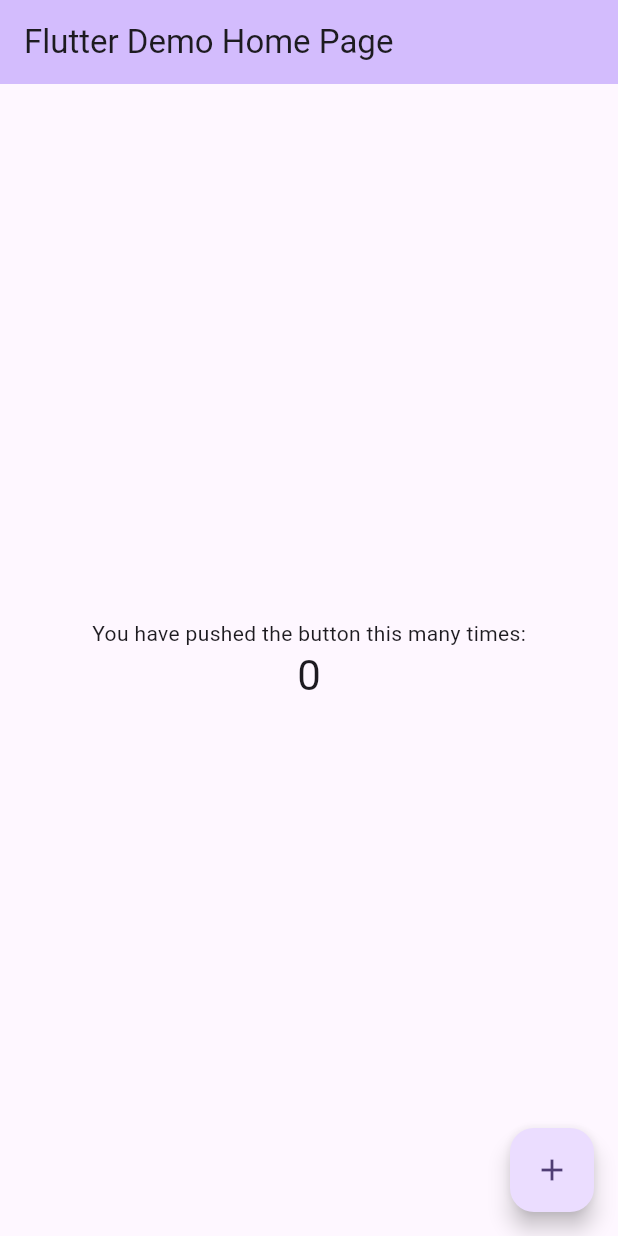
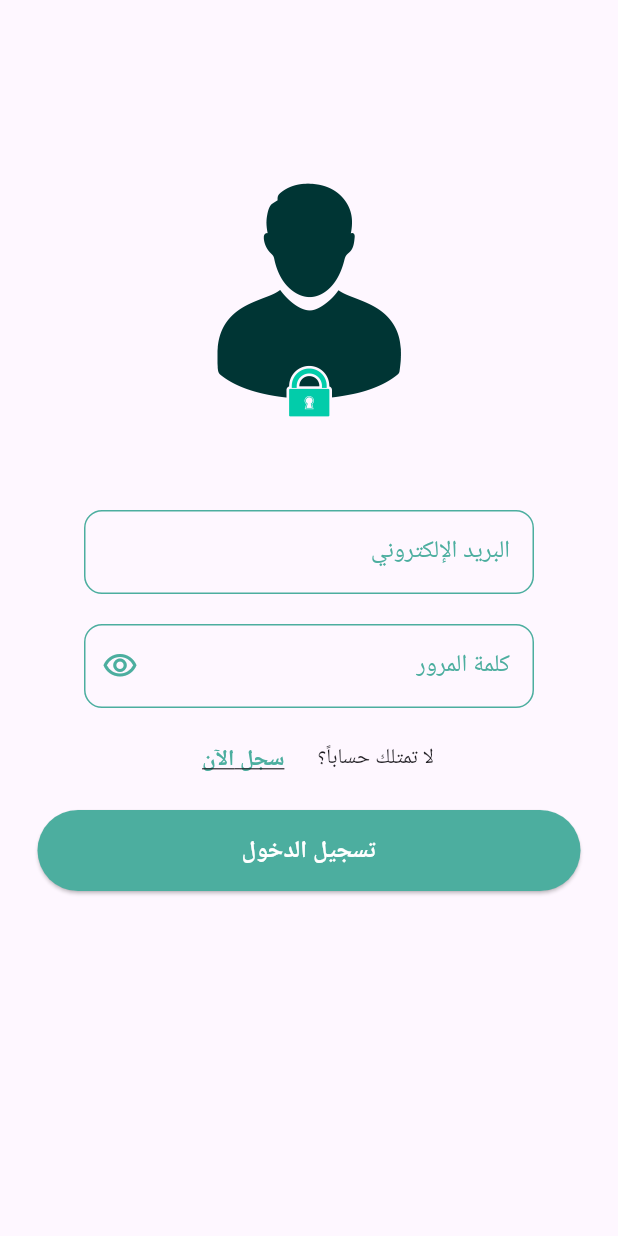
Before and after one commit to Mahmoudaboutaleb/tazkera, a Flutter app: the screen it shows after launch, on a phone screen of 412 x 824 dp. Run offline on Flutter 3.47's test engine with Material 3 defaults, Android fonts, the phone set to English and light mode, and no system bars; our stand-ins replace firebase_core; accounts and stored records are empty.

Commit message:
Mahmoud Files

```diff
--- /dev/null
+++ b/devtools_options.yaml
@@ -0,0 +1,3 @@
+description: This file stores settings for Dart & Flutter DevTools.
+documentation: https://docs.flutter.dev/tools/devtools/extensions#configure-extension-enablement-states
+extensions:
--- a/lib/Auth/login_page.dart
+++ b/lib/Auth/login_page.dart
@@ -0,0 +1,211 @@
+import 'package:flutter/material.dart';
+
+import 'signup_page.dart';
+
+class LoginScreen extends StatefulWidget {
+  const LoginScreen({super.key});
+
+  @override
+  State<LoginScreen> createState() => _LoginScreenState();
+}
+
+class _LoginScreenState extends State<LoginScreen> {
+  TextEditingController emailController = TextEditingController();
+  TextEditingController passwordController = TextEditingController();
+  final formKey = GlobalKey<FormState>();
+  bool isLoading = false;
+  bool isLock = true;
+
+  @override
+  Widget build(BuildContext context) {
+    return Directionality(
+      textDirection: TextDirection.rtl,
+      child: GestureDetector(
+        onTap: () {
+          FocusScope.of(context).unfocus();
+        },
+        child: Scaffold(
+          body: SingleChildScrollView(
+            child: Center(
+              child: Column(
+                crossAxisAlignment: CrossAxisAlignment.center,
+                children: [
+                  const SizedBox(height: 100),
+                  Image.asset(
+                    "assets/images/login.png",
+                    width: 200,
+                  ),
+                  const SizedBox(height: 40),
+                  SizedBox(
+                    width: 300,
+                    child: TextSelectionTheme(
+                      data: const TextSelectionThemeData(
+                        cursorColor: Color.fromRGBO(76, 174, 159, 1.0),
+                        selectionColor:
+                            Color.fromRGBO(76, 174, 159, 0.3), // لون التحديد
+                        selectionHandleColor: Color.fromRGBO(
+                            76, 174, 159, 1.0), // لون العلامات الجانبية للتحديد
+                      ),
+                      child: TextFormField(
+                        controller: emailController,
+                        keyboardType: TextInputType.emailAddress,
+                        textDirection:
+                            TextDirection.rtl, // اتجاه النص من اليمين لليسار
+                        decoration: InputDecoration(
+                          labelText: 'البريد الإلكتروني',
+                          labelStyle: const TextStyle(
+                            color: Color.fromRGBO(76, 174, 159, 1.0),
+                          ),
+                          hintText: 'example@domain.com',
+                          enabledBorder: OutlineInputBorder(
+                            borderSide: const BorderSide(
+                              width: 1,
+                              color: Color.fromRGBO(76, 174, 159, 1.0),
+                            ),
+                            borderRadius: BorderRadius.circular(12),
+                          ),
+                          focusedBorder: OutlineInputBorder(
+                            borderSide: const BorderSide(
+                              width: 2,
+                              color: Color.fromRGBO(76, 174, 159, 1.0),
+                            ),
+                            borderRadius: BorderRadius.circular(12),
+                          ),
+                        ),
+                        validator: (value) {
+                          if (value == null || value.isEmpty) {
+                            return 'يرجى إدخال البريد الإلكتروني';
+                          }
+                          return null;
+                        },
+                      ),
+                    ),
+                  ),
+                  const SizedBox(height: 20),
+                  SizedBox(
+                    width: 300,
+                    child: TextSelectionTheme(
+                      data: const TextSelectionThemeData(
+                        cursorColor: Color.fromRGBO(76, 174, 159, 1.0),
+                        selectionColor:
+                            Color.fromRGBO(76, 174, 159, 0.3), // لون التحديد
+                        selectionHandleColor: Color.fromRGBO(
+                            76, 174, 159, 1.0), // لون العلامات الجانبية للتحديد
+                      ),
+                      child: TextFormField(
+                        controller: passwordController,
+                        keyboardType: TextInputType.text,
+                        obscureText: isLock,
+                        textDirection:
+                            TextDirection.rtl, // اتجاه النص من اليمين لليسار
+                        decoration: InputDecoration(
+                          suffixIcon: IconButton(
+                              onPressed: () {
+                                setState(() {
+                                  isLock = !isLock;
+                                });
+                              },
+                              icon: Icon(
+                                isLock
+                                    ? Icons.visibility_outlined
+                                    : Icons.visibility_off_outlined,
+                                color: const Color.fromRGBO(76, 174, 159, 1.0),
+                              )),
+                          labelText: 'كلمة المرور',
+                          labelStyle: const TextStyle(
+                            color: Color.fromRGBO(76, 174, 159, 1.0),
+                          ),
+                          hintText: '********',
+                          enabledBorder: OutlineInputBorder(
+                            borderSide: const BorderSide(
+                              width: 1,
+                              color: Color.fromRGBO(76, 174, 159, 1.0),
+                            ),
+                            borderRadius: BorderRadius.circular(12),
+                          ),
+                          focusedBorder: OutlineInputBorder(
+                            borderSide: const BorderSide(
+                              width: 2,
+                              color: Color.fromRGBO(76, 174, 159, 1.0),
+                            ),
+                            borderRadius: BorderRadius.circular(12),
+                          ),
+                        ),
+                        validator: (value) {
+                          if (value == null || value.isEmpty) {
+                            return 'يرجى إدخال كلمة المرور';
+                          }
+                          return null;
+                        },
+                      ),
+                    ),
+                  ),
+                  const SizedBox(height: 10),
+                  Row(
+                    mainAxisAlignment: MainAxisAlignment.center,
+                    children: [
+                      const Text("لا تمتلك حساباً؟",
+                          textDirection: TextDirection.rtl),
+                      const SizedBox(width: 10),
+                      TextButton(
+                        onPressed: () {
+                          Navigator.push(
+                            context,
+                            MaterialPageRoute(
+                              builder: (context) => const SignupPage(),
+                            ),
+                          );
+                        },
+                        child: const Text(
+                          'سجل الآن',
+                          style: TextStyle(
+                            fontSize: 15,
+                            fontWeight: FontWeight.bold,
+                            color: Color.fromRGBO(76, 174, 159, 1.0),
+                            decoration: TextDecoration.underline,
+                          ),
+                          textDirection: TextDirection.rtl,
+                        ),
+                      ),
+                    ],
+                  ),
+                  const SizedBox(height: 10),
+                  SizedBox(
+                    width: MediaQuery.of(context).size.width - 50,
+                    child: ElevatedButton(
+                      style: ElevatedButton.styleFrom(
+                        backgroundColor:
+                            const Color.fromRGBO(76, 174, 159, 1.0),
+                        padding: const EdgeInsets.symmetric(
+                          vertical: 15,
+                          horizontal: 25,
+                        ),
+                        shape: RoundedRectangleBorder(
+                          borderRadius: BorderRadius.circular(30),
+                        ),
+                      ),
+                      onPressed: () async {
+                        if (formKey.currentState?.validate() ?? false) {
+                          // await login();
+                        }
+                      },
+                      child: const Text(
+                        'تسجيل الدخول',
+                        style: TextStyle(
+                          fontSize: 16,
+                          fontWeight: FontWeight.bold,
+                          color: Colors.white,
+                        ),
+                        textDirection: TextDirection.rtl,
+                      ),
+                    ),
+                  ),
+                ],
+              ),
+            ),
+          ),
+        ),
+      ),
+    );
+  }
+}
--- a/lib/Auth/signup_page.dart
+++ b/lib/Auth/signup_page.dart
@@ -0,0 +1,15 @@
+import 'package:flutter/material.dart';
+
+class SignupPage extends StatefulWidget {
+  const SignupPage({super.key});
+
+  @override
+  State<SignupPage> createState() => _SignupPageState();
+}
+
+class _SignupPageState extends State<SignupPage> {
+  @override
+  Widget build(BuildContext context) {
+    return const Scaffold();
+  }
+}
--- a/lib/main.dart
+++ b/lib/main.dart
@@ -1,4 +1,6 @@
 import 'package:flutter/material.dart';
+
+import 'auth/login_page.dart';
 
 void main() {
   runApp(const MyApp());
@@ -10,116 +12,9 @@
   // This widget is the root of your application.
   @override
   Widget build(BuildContext context) {
-    return MaterialApp(
-      title: 'Flutter Demo',
-      theme: ThemeData(
-        // This is the theme of your application.
-        //
-        // TRY THIS: Try running your application with "flutter run". You'll see
-        // the application has a purple toolbar. Then, without quitting the app,
-        // try changing the seedColor in the colorScheme below to Colors.green
-        // and then invoke "hot reload" (save your changes or press the "hot
-        // reload" button in a Flutter-supported IDE, or press "r" if you used
-        // the command line to start the app).
-        //
-        // Notice that the counter didn't reset back to zero; the application
-        // state is not lost during the reload. To reset the state, use hot
-        // restart instead.
-        //
-        // This works for code too, not just values: Most code changes can be
-        // tested with just a hot reload.
-        colorScheme: ColorScheme.fromSeed(seedColor: Colors.deepPurple),
-        useMaterial3: true,
-      ),
-      home: const MyHomePage(title: 'Flutter Demo Home Page'),
+    return const MaterialApp(
+      debugShowCheckedModeBanner: false,
+      home: LoginScreen(),
     );
   }
 }
-
-class MyHomePage extends StatefulWidget {
-  const MyHomePage({super.key, required this.title});
-
-  // This widget is the home page of your application. It is stateful, meaning
-  // that it has a State object (defined below) that contains fields that affect
-  // how it looks.
-
-  // This class is the configuration for the state. It holds the values (in this
-  // case the title) provided by the parent (in this case the App widget) and
-  // used by the build method of the State. Fields in a Widget subclass are
-  // always marked "final".
-
-  final String title;
-
-  @override
-  State<MyHomePage> createState() => _MyHomePageState();
-}
-
-class _MyHomePageState extends State<MyHomePage> {
-  int _counter = 0;
-
-  void _incrementCounter() {
-    setState(() {
-      // This call to setState tells the Flutter framework that something has
-      // changed in this State, which causes it to rerun the build method below
-      // so that the display can reflect the updated values. If we changed
-      // _counter without calling setState(), then the build method would not be
-      // called again, and so nothing would appear to happen.
-      _counter++;
-    });
-  }
-
-  @override
-  Widget build(BuildContext context) {
-    // This method is rerun every time setState is called, for instance as done
-    // by the _incrementCounter method above.
-    //
-    // The Flutter framework has been optimized to make rerunning build methods
-    // fast, so that you can just rebuild anything that needs updating rather
-    // than having to individually change instances of widgets.
-    return Scaffold(
-      appBar: AppBar(
-        // TRY THIS: Try changing the color here to a specific color (to
-        // Colors.amber, perhaps?) and trigger a hot reload to see the AppBar
-        // change color while the other colors stay the same.
-        backgroundColor: Theme.of(context).colorScheme.inversePrimary,
-        // Here we take the value from the MyHomePage object that was created by
-        // the App.build method, and use it to set our appbar title.
-        title: Text(widget.title),
-      ),
-      body: Center(
-        // Center is a layout widget. It takes a single child and positions it
-        // in the middle of the parent.
-        child: Column(
-          // Column is also a layout widget. It takes a list of children and
-          // arranges them vertically. By default, it sizes itself to fit its
-          // children horizontally, and tries to be as tall as its parent.
-          //
-          // Column has various properties to control how it sizes itself and
-          // how it positions its children. Here we use mainAxisAlignment to
-          // center the children vertically; the main axis here is the vertical
-          // axis because Columns are vertical (the cross axis would be
-          // horizontal).
-          //
-          // TRY THIS: Invoke "debug painting" (choose the "Toggle Debug Paint"
-          // action in the IDE, or press "p" in the console), to see the
-          // wireframe for each widget.
-          mainAxisAlignment: MainAxisAlignment.center,
-          children: <Widget>[
-            const Text(
-              'You have pushed the button this many times:',
-            ),
-            Text(
-              '$_counter',
-              style: Theme.of(context).textTheme.headlineMedium,
-            ),
-          ],
-        ),
-      ),
-      floatingActionButton: FloatingActionButton(
-        onPressed: _incrementCounter,
-        tooltip: 'Increment',
-        child: const Icon(Icons.add),
-      ), // This trailing comma makes auto-formatting nicer for build methods.
-    );
-  }
-}
--- /dev/null
+++ b/lib/user_models.dart
@@ -0,0 +1,28 @@
+class UserModels {
+  final String id;
+  final String name;
+  final String email;
+  final String images;
+  UserModels({
+    required this.email,
+    required this.name,
+    required this.id,
+    required this.images,
+  });
+  factory UserModels.fromJson(Map<String, dynamic> json) {
+    return UserModels(
+      email: json['email'],
+      name: json['name'],
+      id: json['id'],
+      images: json['images'],
+    );
+  }
+  Map<String, dynamic> toJson() {
+    return {
+      'email': email,
+      'name': name,
+      'id': id,
+      'images': images,
+    };
+  }
+}
```
Also changed, not shown: pubspec.yaml (+5 -56 lines), pubspec.lock.
